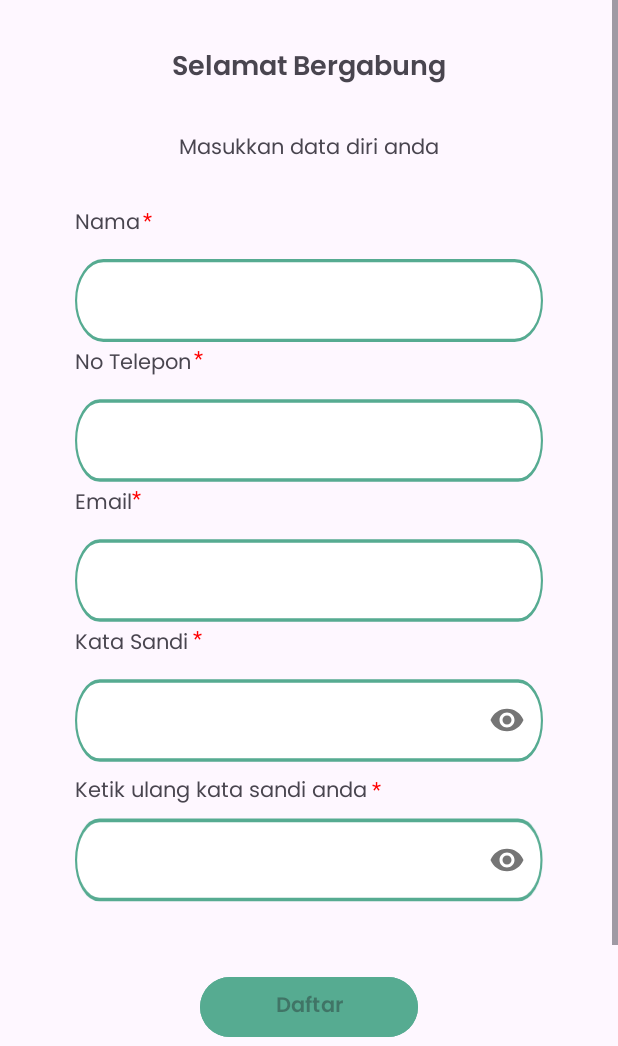
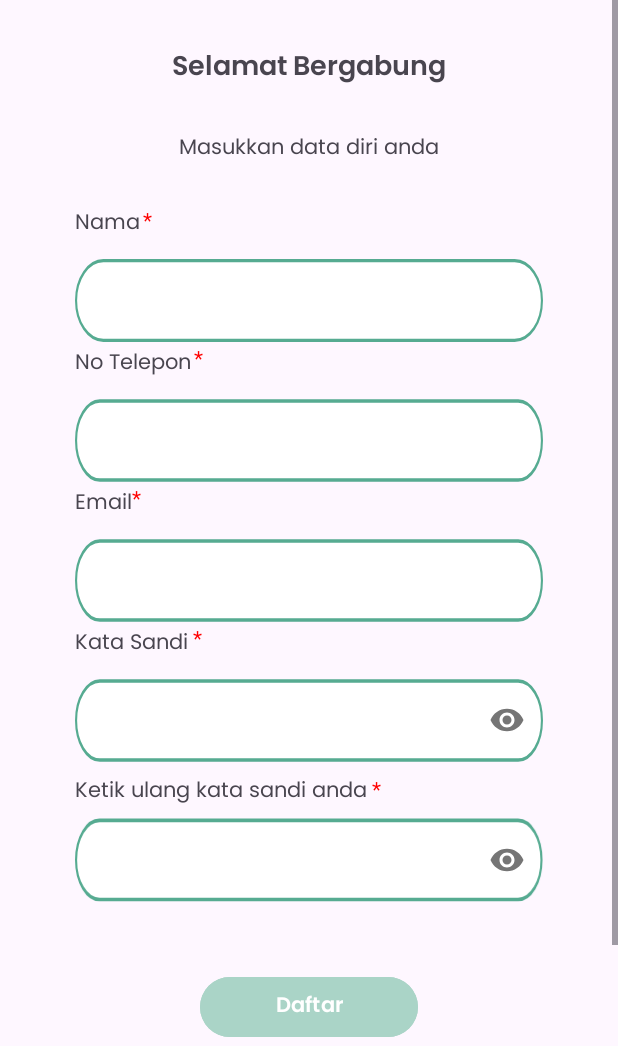
Before and after one commit to Keep-IN/Pijet.In, an Android app: the SignUp screen opened directly, with no data from a screen before it, on a phone screen of 412 x 824 dp, the part 190-1236 px from its top. Run offline under Robolectric (Android 15) with nearby library versions, the phone set to English and light mode, and no system bars.

Commit message:
Fixed App Theme

```diff
--- /dev/null
+++ b/app/src/main/res/color/bg_button_selector.xml
@@ -0,0 +1,6 @@
+<?xml version="1.0" encoding="utf-8"?>
+<selector xmlns:android="http://schemas.android.com/apk/res/android">
+    <item android:state_enabled="true" android:color="@color/primary"/>
+    <item android:state_enabled="false" android:color="@color/gray" />
+    <item android:color="@color/primary"/>
+</selector>
--- a/app/src/main/res/layout/activity_email_verification.xml
+++ b/app/src/main/res/layout/activity_email_verification.xml
@@ -76,9 +76,10 @@
       android:layout_width="145dp"
       android:layout_height="wrap_content"
       android:layout_marginTop="40dp"
-      android:backgroundTint="#56AB91"
+      android:backgroundTint="@color/bg_button_selector"
       android:fontFamily="@font/poppins_regular"
       android:text="Selanjutnya"
+      android:textColor="#FFFFFF"
       app:layout_constraintEnd_toEndOf="@+id/textView8"
       app:layout_constraintStart_toStartOf="@+id/textView8"
       app:layout_constraintTop_toBottomOf="@+id/textView8" />
--- a/app/src/main/res/layout/activity_forget_password.xml
+++ b/app/src/main/res/layout/activity_forget_password.xml
@@ -96,9 +96,10 @@
         android:layout_marginStart="125dp"
         android:layout_marginTop="67dp"
         android:layout_marginEnd="125dp"
-        android:backgroundTint="#56AB91"
+        android:backgroundTint="@color/bg_button_selector"
         android:fontFamily="@font/poppins_regular"
         android:text="Selanjutnya"
+        android:textColor="#FFFFFF"
         app:layout_constraintEnd_toEndOf="parent"
         app:layout_constraintStart_toStartOf="parent"
         app:layout_constraintTop_toBottomOf="@+id/tilEmailForget" />
--- a/app/src/main/res/layout/activity_login.xml
+++ b/app/src/main/res/layout/activity_login.xml
@@ -118,8 +118,9 @@
         android:layout_marginStart="122dp"
         android:layout_marginTop="30dp"
         android:layout_marginEnd="122dp"
-        android:backgroundTint="#56AB91"
+        android:backgroundTint="@color/bg_button_selector"
         android:text="Masuk"
+        android:textColor="#FFFFFF"
         app:layout_constraintEnd_toEndOf="parent"
         app:layout_constraintHorizontal_bias="1.0"
         app:layout_constraintStart_toStartOf="parent"
--- a/app/src/main/res/layout/activity_sign_up.xml
+++ b/app/src/main/res/layout/activity_sign_up.xml
@@ -271,10 +271,11 @@
                 android:layout_marginStart="133dp"
                 android:layout_marginTop="45dp"
                 android:layout_marginEnd="133dp"
-                android:backgroundTint="#56AB91"
+                android:backgroundTint="@color/bg_button_selector"
+                android:enabled="false"
                 android:fontFamily="@font/poppins_semibold"
                 android:text="Daftar"
-                android:enabled="false"
+                android:textColor="#FFFFFF"
                 app:layout_constraintEnd_toEndOf="parent"
                 app:layout_constraintStart_toStartOf="parent"
                 app:layout_constraintTop_toBottomOf="@+id/tilRePassword" />
--- a/app/src/main/res/values/colors.xml
+++ b/app/src/main/res/values/colors.xml
@@ -9,4 +9,5 @@
     <color name="teal_700">#FF018786</color>
     <color name="red">#E13232</color>
     <color name="transparent">#00000000</color>
+    <color name="gray">#AAD4C7</color>
 </resources>
```
